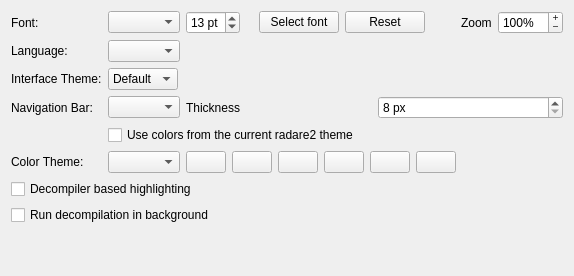
First picture: the form in src/dialogs/settings/AppearanceOptionsWidget.ui, repository radareorg/iaito, before the edit.
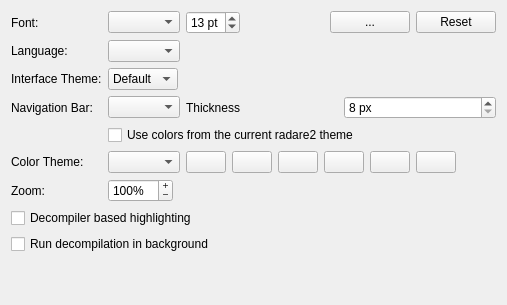
Second picture: the form after the edit. Icons and pictures are not drawn. Custom widgets are drawn as their Qt base class.

Commit message: Fix some resize hints in the Settings window

The edit to the form file:
```diff
--- a/src/dialogs/settings/AppearanceOptionsWidget.ui
+++ b/src/dialogs/settings/AppearanceOptionsWidget.ui
@@ -52,11 +52,17 @@
        <item>
         <widget class="QLabel" name="fontSelectionLabel">
          <property name="sizePolicy">
-          <sizepolicy hsizetype="Preferred" vsizetype="Preferred">
+          <sizepolicy hsizetype="Ignored" vsizetype="Preferred">
            <horstretch>1</horstretch>
            <verstretch>0</verstretch>
           </sizepolicy>
          </property>
+         <property name="minimumSize">
+          <size>
+           <width>0</width>
+           <height>0</height>
+          </size>
+         </property>
          <property name="text">
           <string notr="true"/>
          </property>
@@ -71,6 +77,9 @@
           </sizepolicy>
          </property>
          <property name="text">
+          <string>...</string>
+         </property>
+         <property name="toolTip">
           <string>Select font</string>
          </property>
         </widget>
@@ -88,28 +97,23 @@
          </property>
         </widget>
        </item>
-       <item>
-        <spacer name="horizontalSpacer_2">
-         <property name="orientation">
-          <enum>Qt::Horizontal</enum>
-         </property>
-         <property name="sizeHint" stdset="0">
-          <size>
-           <width>30</width>
-           <height>20</height>
-          </size>
-         </property>
-        </spacer>
-       </item>
-       <item>
+      </layout>
+     </item>
+     <item row="5" column="0">
         <widget class="QLabel" name="label">
          <property name="text">
-          <string>Zoom</string>
+        <string>Zoom:</string>
          </property>
         </widget>
        </item>
-       <item>
+     <item row="5" column="1">
         <widget class="QSpinBox" name="fontZoomBox">
+       <property name="sizePolicy">
+        <sizepolicy hsizetype="Maximum" vsizetype="Fixed">
+         <horstretch>0</horstretch>
+         <verstretch>0</verstretch>
+        </sizepolicy>
+       </property>
          <property name="wrapping">
           <bool>false</bool>
          </property>
@@ -138,8 +142,6 @@
           <number>100</number>
          </property>
         </widget>
-       </item>
-      </layout>
      </item>
      <item row="1" column="0">
       <widget class="QLabel" name="languageLabel">
```
Left out of the diff: 5 changed lines with no effect on the pictures. Lines whose indentation alone changed are shown as unchanged. The commit also changes 2 other files.
